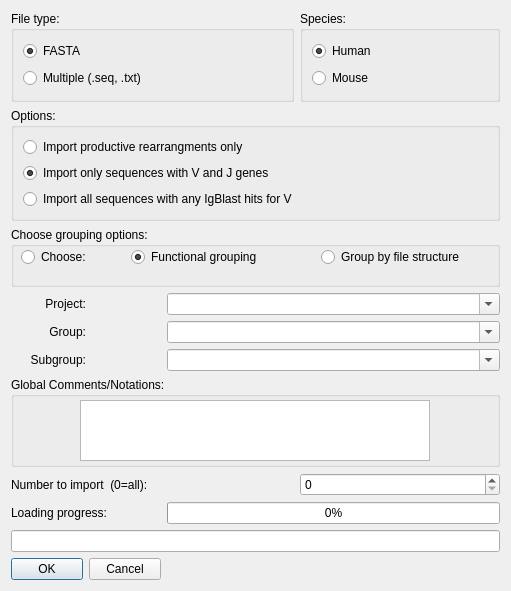
First picture: the form in Import_Dialogue.ui, repository WilsonImmunologyLab/VGenes, before the edit.
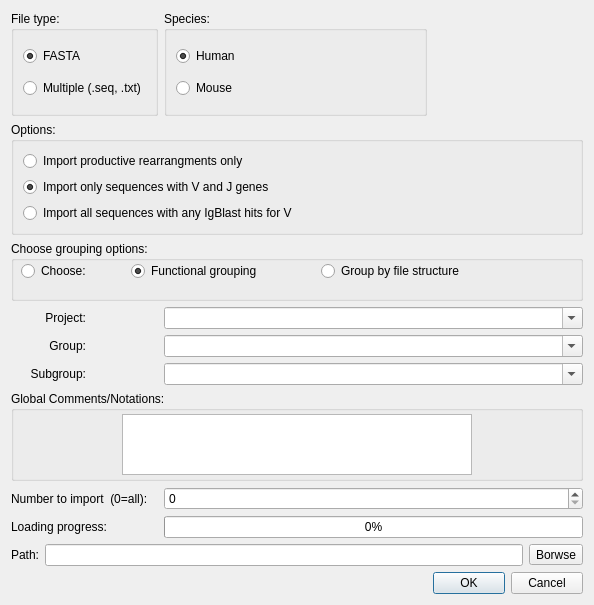
Second picture: the form after the edit.

Commit message: have lunch first

What changed in the file:
```diff
--- a/Import_Dialogue.ui
+++ b/Import_Dialogue.ui
@@ -6,13 +6,13 @@
    <rect>
     <x>0</x>
     <y>0</y>
-    <width>511</width>
-    <height>591</height>
+    <width>594</width>
+    <height>605</height>
    </rect>
   </property>
   <property name="maximumSize">
    <size>
-    <width>511</width>
+    <width>800</width>
     <height>16777215</height>
    </size>
   </property>
@@ -26,46 +26,33 @@
    <string>Choose options for sequence import</string>
   </property>
   <layout class="QGridLayout" name="gridLayout">
-   <item row="9" column="1">
-    <widget class="QLabel" name="label_4">
-     <property name="text">
-      <string>Number to import  (0=all):</string>
+   <item row="0" column="0">
+    <widget class="QGroupBox" name="groupBox">
+     <property name="title">
+      <string>File type:</string>
      </property>
+     <layout class="QVBoxLayout" name="verticalLayout">
+      <item>
+       <widget class="QRadioButton" name="radioButFASTA">
+        <property name="text">
+         <string>FASTA</string>
+        </property>
+        <property name="checked">
+         <bool>true</bool>
+        </property>
+       </widget>
+      </item>
+      <item>
+       <widget class="QRadioButton" name="radioButIndSeq">
+        <property name="text">
+         <string>Multiple (.seq, .txt)</string>
+        </property>
+       </widget>
+      </item>
+     </layout>
     </widget>
    </item>
-   <item row="12" column="1" colspan="3">
-    <widget class="QLineEdit" name="lineEdit">
-     <property name="readOnly">
-      <bool>true</bool>
-     </property>
-    </widget>
-   </item>
-   <item row="4" column="1">
-    <widget class="QLabel" name="label">
-     <property name="minimumSize">
-      <size>
-       <width>75</width>
-       <height>0</height>
-      </size>
-     </property>
-     <property name="maximumSize">
-      <size>
-       <width>75</width>
-       <height>16777215</height>
-      </size>
-     </property>
-     <property name="layoutDirection">
-      <enum>Qt::LeftToRight</enum>
-     </property>
-     <property name="text">
-      <string>Project:</string>
-     </property>
-     <property name="alignment">
-      <set>Qt::AlignRight|Qt::AlignTrailing|Qt::AlignVCenter</set>
-     </property>
-    </widget>
-   </item>
-   <item row="0" column="3">
+   <item row="0" column="1">
     <widget class="QGroupBox" name="groupBox_2">
      <property name="title">
       <string>Species:</string>
@@ -91,49 +78,7 @@
      </layout>
     </widget>
    </item>
-   <item row="5" column="2" colspan="2">
-    <widget class="QComboBox" name="comboBoxGroup">
-     <property name="minimumSize">
-      <size>
-       <width>280</width>
-       <height>0</height>
-      </size>
-     </property>
-     <property name="layoutDirection">
-      <enum>Qt::LeftToRight</enum>
-     </property>
-     <property name="editable">
-      <bool>true</bool>
-     </property>
-     <property name="currentText">
-      <string/>
-     </property>
-     <property name="currentIndex">
-      <number>0</number>
-     </property>
-     <item>
-      <property name="text">
-       <string/>
-      </property>
-     </item>
-     <item>
-      <property name="text">
-       <string>None</string>
-      </property>
-     </item>
-    </widget>
-   </item>
-   <item row="10" column="1">
-    <widget class="QLabel" name="labelpct">
-     <property name="enabled">
-      <bool>true</bool>
-     </property>
-     <property name="text">
-      <string>Loading progress:</string>
-     </property>
-    </widget>
-   </item>
-   <item row="1" column="1" colspan="3">
+   <item row="1" column="0" colspan="3">
     <widget class="QGroupBox" name="groupBox_4">
      <property name="title">
       <string>Options:</string>
@@ -166,255 +111,7 @@
      </layout>
     </widget>
    </item>
-   <item row="0" column="1" colspan="2">
-    <widget class="QGroupBox" name="groupBox">
-     <property name="title">
-      <string>File type:</string>
-     </property>
-     <layout class="QVBoxLayout" name="verticalLayout">
-      <item>
-       <widget class="QRadioButton" name="radioButFASTA">
-        <property name="text">
-         <string>FASTA</string>
-        </property>
-        <property name="checked">
-         <bool>true</bool>
-        </property>
-       </widget>
-      </item>
-      <item>
-       <widget class="QRadioButton" name="radioButIndSeq">
-        <property name="text">
-         <string>Multiple (.seq, .txt)</string>
-        </property>
-       </widget>
-      </item>
-     </layout>
-    </widget>
-   </item>
-   <item row="9" column="3">
-    <widget class="QSpinBox" name="MaxImport">
-     <property name="minimumSize">
-      <size>
-       <width>200</width>
-       <height>0</height>
-      </size>
-     </property>
-     <property name="maximum">
-      <number>100000000</number>
-     </property>
-     <property name="singleStep">
-      <number>100</number>
-     </property>
-    </widget>
-   </item>
-   <item row="10" column="2" colspan="2">
-    <widget class="QProgressBar" name="progressBar">
-     <property name="sizePolicy">
-      <sizepolicy hsizetype="Expanding" vsizetype="Fixed">
-       <horstretch>0</horstretch>
-       <verstretch>20</verstretch>
-      </sizepolicy>
-     </property>
-     <property name="minimumSize">
-      <size>
-       <width>50</width>
-       <height>20</height>
-      </size>
-     </property>
-     <property name="sizeIncrement">
-      <size>
-       <width>0</width>
-       <height>0</height>
-      </size>
-     </property>
-     <property name="baseSize">
-      <size>
-       <width>0</width>
-       <height>20</height>
-      </size>
-     </property>
-     <property name="toolTip">
-      <string/>
-     </property>
-     <property name="autoFillBackground">
-      <bool>true</bool>
-     </property>
-     <property name="value">
-      <number>0</number>
-     </property>
-     <property name="textVisible">
-      <bool>true</bool>
-     </property>
-     <property name="orientation">
-      <enum>Qt::Horizontal</enum>
-     </property>
-     <property name="invertedAppearance">
-      <bool>false</bool>
-     </property>
-     <property name="textDirection">
-      <enum>QProgressBar::BottomToTop</enum>
-     </property>
-    </widget>
-   </item>
-   <item row="6" column="2" colspan="2">
-    <widget class="QComboBox" name="comboBoxSubgroup">
-     <property name="minimumSize">
-      <size>
-       <width>280</width>
-       <height>0</height>
-      </size>
-     </property>
-     <property name="layoutDirection">
-      <enum>Qt::LeftToRight</enum>
-     </property>
-     <property name="editable">
-      <bool>true</bool>
-     </property>
-     <property name="currentText">
-      <string/>
-     </property>
-     <property name="currentIndex">
-      <number>0</number>
-     </property>
-     <item>
-      <property name="text">
-       <string/>
-      </property>
-     </item>
-     <item>
-      <property name="text">
-       <string>None</string>
-      </property>
-     </item>
-    </widget>
-   </item>
-   <item row="6" column="1">
-    <widget class="QLabel" name="label_3">
-     <property name="minimumSize">
-      <size>
-       <width>75</width>
-       <height>0</height>
-      </size>
-     </property>
-     <property name="maximumSize">
-      <size>
-       <width>75</width>
-       <height>16777215</height>
-      </size>
-     </property>
-     <property name="layoutDirection">
-      <enum>Qt::LeftToRight</enum>
-     </property>
-     <property name="text">
-      <string>Subgroup:</string>
-     </property>
-     <property name="alignment">
-      <set>Qt::AlignRight|Qt::AlignTrailing|Qt::AlignVCenter</set>
-     </property>
-    </widget>
-   </item>
-   <item row="5" column="1">
-    <widget class="QLabel" name="label_2">
-     <property name="minimumSize">
-      <size>
-       <width>75</width>
-       <height>0</height>
-      </size>
-     </property>
-     <property name="maximumSize">
-      <size>
-       <width>75</width>
-       <height>16777215</height>
-      </size>
-     </property>
-     <property name="layoutDirection">
-      <enum>Qt::LeftToRight</enum>
-     </property>
-     <property name="text">
-      <string>Group:</string>
-     </property>
-     <property name="alignment">
-      <set>Qt::AlignRight|Qt::AlignTrailing|Qt::AlignVCenter</set>
-     </property>
-    </widget>
-   </item>
-   <item row="7" column="1" colspan="3">
-    <widget class="QGroupBox" name="groupBox_3">
-     <property name="minimumSize">
-      <size>
-       <width>350</width>
-       <height>0</height>
-      </size>
-     </property>
-     <property name="maximumSize">
-      <size>
-       <width>16777215</width>
-       <height>90</height>
-      </size>
-     </property>
-     <property name="title">
-      <string>Global Comments/Notations:</string>
-     </property>
-     <layout class="QHBoxLayout" name="horizontalLayout">
-      <property name="leftMargin">
-       <number>3</number>
-      </property>
-      <property name="topMargin">
-       <number>3</number>
-      </property>
-      <property name="rightMargin">
-       <number>3</number>
-      </property>
-      <property name="bottomMargin">
-       <number>3</number>
-      </property>
-      <item>
-       <widget class="QPlainTextEdit" name="txtComment">
-        <property name="maximumSize">
-         <size>
-          <width>350</width>
-          <height>16777215</height>
-         </size>
-        </property>
-       </widget>
-      </item>
-     </layout>
-    </widget>
-   </item>
-   <item row="4" column="2" colspan="2">
-    <widget class="QComboBox" name="comboBoxProject">
-     <property name="minimumSize">
-      <size>
-       <width>280</width>
-       <height>0</height>
-      </size>
-     </property>
-     <property name="layoutDirection">
-      <enum>Qt::LeftToRight</enum>
-     </property>
-     <property name="editable">
-      <bool>true</bool>
-     </property>
-     <property name="currentText">
-      <string/>
-     </property>
-     <property name="currentIndex">
-      <number>0</number>
-     </property>
-     <item>
-      <property name="text">
-       <string/>
-      </property>
-     </item>
-     <item>
-      <property name="text">
-       <string>None</string>
-      </property>
-     </item>
-    </widget>
-   </item>
-   <item row="3" column="1" colspan="3">
+   <item row="2" column="0" colspan="3">
     <widget class="QGroupBox" name="groupBox_5">
      <property name="minimumSize">
       <size>
@@ -490,20 +187,279 @@
      </widget>
     </widget>
    </item>
-   <item row="13" column="1">
-    <widget class="QDialogButtonBox" name="buttonBox">
+   <item row="3" column="0">
+    <widget class="QLabel" name="label">
+     <property name="minimumSize">
+      <size>
+       <width>75</width>
+       <height>0</height>
+      </size>
+     </property>
      <property name="maximumSize">
       <size>
-       <width>150</width>
+       <width>75</width>
        <height>16777215</height>
       </size>
      </property>
-     <property name="standardButtons">
-      <set>QDialogButtonBox::Cancel|QDialogButtonBox::Ok</set>
+     <property name="layoutDirection">
+      <enum>Qt::LeftToRight</enum>
      </property>
+     <property name="text">
+      <string>Project:</string>
+     </property>
+     <property name="alignment">
+      <set>Qt::AlignRight|Qt::AlignTrailing|Qt::AlignVCenter</set>
+     </property>
     </widget>
    </item>
-   <item row="13" column="2" colspan="2">
+   <item row="3" column="1" colspan="2">
+    <widget class="QComboBox" name="comboBoxProject">
+     <property name="minimumSize">
+      <size>
+       <width>280</width>
+       <height>0</height>
+      </size>
+     </property>
+     <property name="layoutDirection">
+      <enum>Qt::LeftToRight</enum>
+     </property>
+     <property name="editable">
+      <bool>true</bool>
+     </property>
+     <property name="currentText">
+      <string/>
+     </property>
+     <property name="currentIndex">
+      <number>0</number>
+     </property>
+     <item>
+      <property name="text">
+       <string/>
+      </property>
+     </item>
+     <item>
+      <property name="text">
+       <string>None</string>
+      </property>
+     </item>
+    </widget>
+   </item>
+   <item row="4" column="0">
+    <widget class="QLabel" name="label_2">
+     <property name="minimumSize">
+      <size>
+       <width>75</width>
+       <height>0</height>
+      </size>
+     </property>
+     <property name="maximumSize">
+      <size>
+       <width>75</width>
+       <height>16777215</height>
+      </size>
+     </property>
+     <property name="layoutDirection">
+      <enum>Qt::LeftToRight</enum>
+     </property>
+     <property name="text">
+      <string>Group:</string>
+     </property>
+     <property name="alignment">
+      <set>Qt::AlignRight|Qt::AlignTrailing|Qt::AlignVCenter</set>
+     </property>
+    </widget>
+   </item>
+   <item row="4" column="1" colspan="2">
+    <widget class="QComboBox" name="comboBoxGroup">
+     <property name="minimumSize">
+      <size>
+       <width>280</width>
+       <height>0</height>
+      </size>
+     </property>
+     <property name="layoutDirection">
+      <enum>Qt::LeftToRight</enum>
+     </property>
+     <property name="editable">
+      <bool>true</bool>
+     </property>
+     <property name="currentText">
+      <string/>
+     </property>
+     <property name="currentIndex">
+      <number>0</number>
+     </property>
+     <item>
+      <property name="text">
+       <string/>
+      </property>
+     </item>
+     <item>
+      <property name="text">
+       <string>None</string>
+      </property>
+     </item>
+    </widget>
+   </item>
+   <item row="5" column="0">
+    <widget class="QLabel" name="label_3">
+     <property name="minimumSize">
+      <size>
+       <width>75</width>
+       <height>0</height>
+      </size>
+     </property>
+     <property name="maximumSize">
+      <size>
+       <width>75</width>
+       <height>16777215</height>
+      </size>
+     </property>
+     <property name="layoutDirection">
+      <enum>Qt::LeftToRight</enum>
+     </property>
+     <property name="text">
+      <string>Subgroup:</string>
+     </property>
+     <property name="alignment">
+      <set>Qt::AlignRight|Qt::AlignTrailing|Qt::AlignVCenter</set>
+     </property>
+    </widget>
+   </item>
+   <item row="5" column="1" colspan="2">
+    <widget class="QComboBox" name="comboBoxSubgroup">
+     <property name="minimumSize">
+      <size>
+       <width>280</width>
+       <height>0</height>
+      </size>
+     </property>
+     <property name="layoutDirection">
+      <enum>Qt::LeftToRight</enum>
+     </property>
+     <property name="editable">
+      <bool>true</bool>
+     </property>
+     <property name="currentText">
+      <string/>
+     </property>
+     <property name="currentIndex">
+      <number>0</number>
+     </property>
+     <item>
+      <property name="text">
+       <string/>
+      </property>
+     </item>
+     <item>
+      <property name="text">
+       <string>None</string>
+      </property>
+     </item>
+    </widget>
+   </item>
+   <item row="6" column="0" colspan="3">
+    <widget class="QGroupBox" name="groupBox_3">
+     <property name="minimumSize">
+      <size>
+       <width>350</width>
+       <height>0</height>
+      </size>
+     </property>
+     <property name="maximumSize">
+      <size>
+       <width>16777215</width>
+       <height>90</height>
+      </size>
+     </property>
+     <property name="title">
+      <string>Global Comments/Notations:</string>
+     </property>
+     <layout class="QHBoxLayout" name="horizontalLayout">
+      <property name="leftMargin">
+       <number>3</number>
+      </property>
+      <property name="topMargin">
+       <number>3</number>
+      </property>
+      <property name="rightMargin">
+       <number>3</number>
+      </property>
+      <property name="bottomMargin">
+       <number>3</number>
+      </property>
+      <item>
+       <widget class="QPlainTextEdit" name="txtComment">
+        <property name="maximumSize">
+         <size>
+          <width>350</width>
+          <height>16777215</height>
+         </size>
+        </property>
+       </widget>
+      </item>
+     </layout>
+    </widget>
+   </item>
+   <item row="7" column="0">
+    <widget class="QLabel" name="label_4">
+     <property name="text">
+      <string>Number to import  (0=all):</string>
+     </property>
+    </widget>
+   </item>
+   <item row="7" column="1" colspan="2">
+    <widget class="QSpinBox" name="MaxImport">
+     <property name="minimumSize">
+      <size>
+       <width>200</width>
+       <height>0</height>
+      </size>
+     </property>
+     <property name="maximum">
+      <number>100000000</number>
+     </property>
+     <property name="singleStep">
+      <number>100</number>
+     </property>
+    </widget>
+   </item>
+   <item row="8" column="0">
+    <widget class="QLabel" name="labelpct">
+     <property name="enabled">
+      <bool>true</bool>
+     </property>
+     <property name="text">
+      <string>Loading progress:</string>
+     </property>
+    </widget>
+   </item>
+   <item row="9" column="0" colspan="3">
+    <layout class="QHBoxLayout" name="horizontalLayout_2">
+     <item>
+      <widget class="QLabel" name="label_5">
+       <property name="text">
+        <string>Path:</string>
+       </property>
+      </widget>
+     </item>
+     <item>
+      <widget class="QLineEdit" name="lineEdit">
+       <property name="readOnly">
+        <bool>true</bool>
+       </property>
+      </widget>
+     </item>
+     <item>
+      <widget class="QToolButton" name="toolButton">
+       <property name="text">
+        <string>Borwse</string>
+       </property>
+      </widget>
+     </item>
+    </layout>
+   </item>
+   <item row="10" column="0" colspan="2">
     <spacer name="horizontalSpacer">
      <property name="orientation">
       <enum>Qt::Horizontal</enum>
@@ -516,6 +472,68 @@
      </property>
     </spacer>
    </item>
+   <item row="10" column="2">
+    <widget class="QDialogButtonBox" name="buttonBox">
+     <property name="maximumSize">
+      <size>
+       <width>150</width>
+       <height>16777215</height>
+      </size>
+     </property>
+     <property name="standardButtons">
+      <set>QDialogButtonBox::Cancel|QDialogButtonBox::Ok</set>
+     </property>
+    </widget>
+   </item>
+   <item row="8" column="1" colspan="2">
+    <widget class="QProgressBar" name="progressBar">
+     <property name="sizePolicy">
+      <sizepolicy hsizetype="Expanding" vsizetype="Fixed">
+       <horstretch>0</horstretch>
+       <verstretch>20</verstretch>
+      </sizepolicy>
+     </property>
+     <property name="minimumSize">
+      <size>
+       <width>50</width>
+       <height>20</height>
+      </size>
+     </property>
+     <property name="sizeIncrement">
+      <size>
+       <width>0</width>
+       <height>0</height>
+      </size>
+     </property>
+     <property name="baseSize">
+      <size>
+       <width>0</width>
+       <height>20</height>
+      </size>
+     </property>
+     <property name="toolTip">
+      <string/>
+     </property>
+     <property name="autoFillBackground">
+      <bool>true</bool>
+     </property>
+     <property name="value">
+      <number>0</number>
+     </property>
+     <property name="textVisible">
+      <bool>true</bool>
+     </property>
+     <property name="orientation">
+      <enum>Qt::Horizontal</enum>
+     </property>
+     <property name="invertedAppearance">
+      <bool>false</bool>
+     </property>
+     <property name="textDirection">
+      <enum>QProgressBar::BottomToTop</enum>
+     </property>
+    </widget>
+   </item>
   </layout>
  </widget>
  <resources/>
```
The commit also changes 2 other files.
